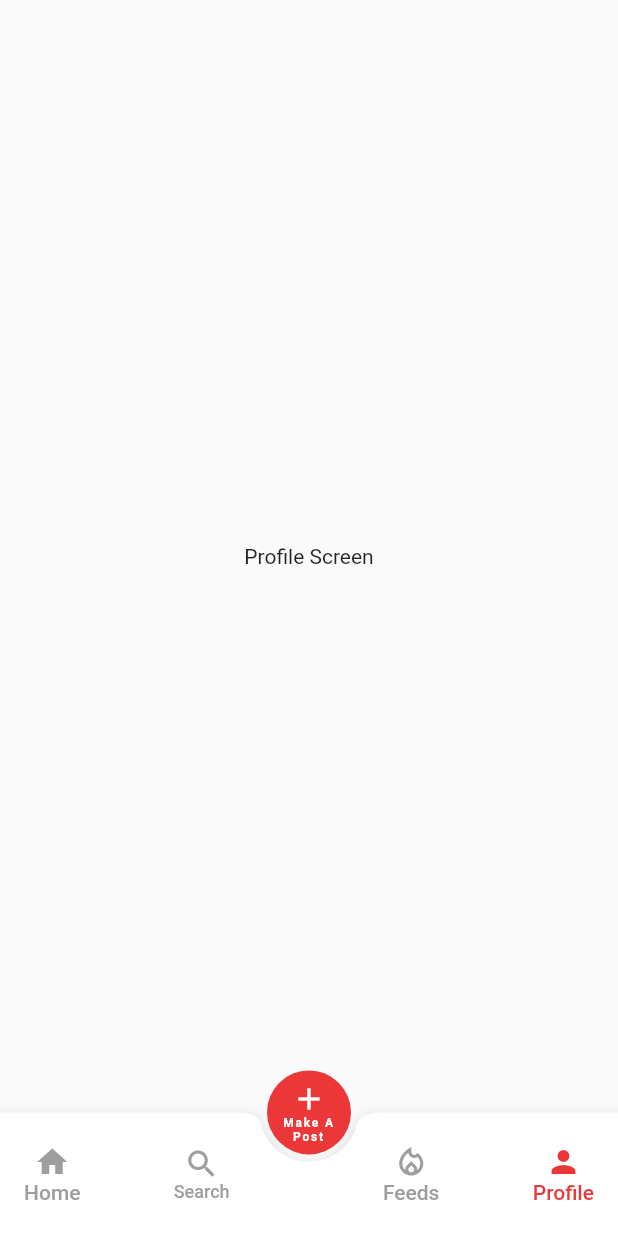
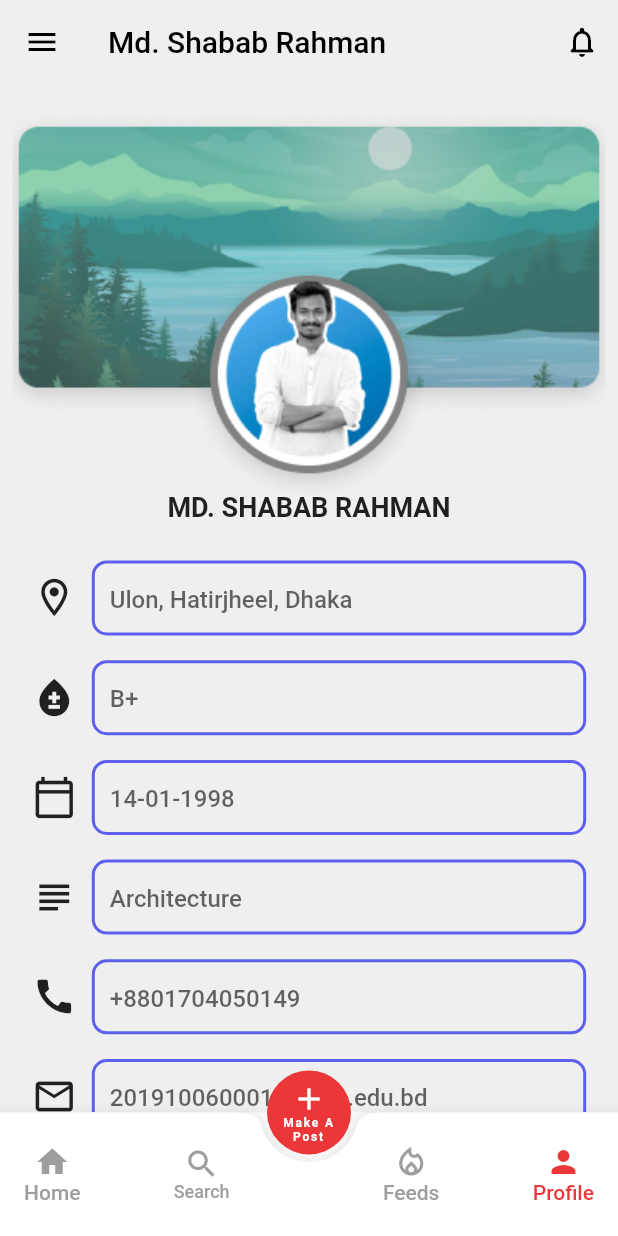
Before and after one commit to mdshadatrahman/seu_blood2, a Flutter app: the CustomBottomNavigationBar screen opened directly, item 4 of the bottom bar chosen, on a phone screen of 412 x 824 dp. Run offline on Flutter 3.47's test engine with Material 2 defaults, Android fonts, the light colour scheme and no system bars; our stand-ins replace flutter_svg.

Commit message:
profile page done

```diff
--- a/lib/pages/bottom_navs/profile.dart
+++ b/lib/pages/bottom_navs/profile.dart
@@ -1,13 +1,153 @@
 import 'package:flutter/material.dart';
+import 'package:seu_blood_2/utils/app_colors.dart';
+import 'package:seu_blood_2/utils/app_strings.dart';
+import 'package:seu_blood_2/utils/asset_manager.dart';
+import 'package:seu_blood_2/widgets/icon_text_form_field.dart';
+import 'package:seu_blood_2/widgets/rounded_button.dart';
 
 class ProfileScreen extends StatelessWidget {
   const ProfileScreen({Key? key}) : super(key: key);
 
   @override
   Widget build(BuildContext context) {
-    return const Scaffold(
-      body: Center(
-        child: Text('Profile Screen'),
+    double height = MediaQuery.of(context).size.height;
+    double width = MediaQuery.of(context).size.width;
+    return Scaffold(
+      backgroundColor: ColorManager.background,
+      appBar: AppBar(
+        backgroundColor: Colors.transparent,
+        elevation: 0,
+        leading: IconButton(
+          icon: const Icon(Icons.menu, color: ColorManager.black),
+          onPressed: () {},
+        ),
+        title: const Text(
+          "Md. Shabab Rahman",
+          style: TextStyle(
+            color: ColorManager.black,
+          ),
+        ),
+        actions: [
+          IconButton(
+            onPressed: () {},
+            icon: const Icon(
+              Icons.notifications_none_rounded,
+              color: ColorManager.black,
+            ),
+          ),
+        ],
+      ),
+      body: SingleChildScrollView(
+        child: Column(
+          children: [
+            SizedBox(height: height * 0.01),
+            Stack(
+              clipBehavior: Clip.none,
+              children: [
+                Padding(
+                  padding: EdgeInsets.symmetric(
+                      horizontal: width * 0.02, vertical: height * 0.01),
+                  child: Container(
+                    height: height * 0.25,
+                    width: width,
+                    decoration: BoxDecoration(
+                      borderRadius: BorderRadius.circular(13),
+                      image: const DecorationImage(
+                        image: AssetImage(AssetManager.coverPhotoPlaceHolder),
+                        fit: BoxFit.cover,
+                      ),
+                    ),
+                  ),
+                ),
+                Positioned(
+                  top: height * 0.13,
+                  left: width * 0.3,
+                  child: Container(
+                    height: width * 0.4,
+                    width: width * 0.4,
+                    decoration: BoxDecoration(
+                      borderRadius: BorderRadius.circular(1000),
+                      image: const DecorationImage(
+                        image: AssetImage(AssetManager.profilePicPlaceholder),
+                        fit: BoxFit.cover,
+                      ),
+                    ),
+                  ),
+                ),
+              ],
+            ),
+
+            SizedBox(height: height * 0.05),
+            //Profile name
+            const Text(
+              "MD. SHABAB RAHMAN",
+              style: TextStyle(
+                fontWeight: FontWeight.w700,
+                fontSize: 18,
+              ),
+            ),
+
+            //Details Section
+            SizedBox(height: height * 0.02),
+            iconTextFormField(
+              width: width,
+              icon: Icons.location_on_outlined,
+              text: "Ulon, Hatirjheel, Dhaka",
+            ),
+            iconTextFormField(
+              width: width,
+              icon: Icons.bloodtype_sharp,
+              text: "B+",
+            ),
+            iconTextFormField(
+              width: width,
+              icon: Icons.calendar_today_outlined,
+              text: "14-01-1998",
+            ),
+            iconTextFormField(
+              width: width,
+              icon: Icons.subject,
+              text: "Architecture",
+            ),
+            iconTextFormField(
+              width: width,
+              icon: Icons.call,
+              text: "+8801704050149",
+            ),
+            iconTextFormField(
+              width: width,
+              icon: Icons.email_outlined,
+              text: "2019100600010@seu.edu.bd",
+            ),
+
+            //Bottom Two Buttons
+            SizedBox(height: height * 0.02),
+            Padding(
+              padding: EdgeInsets.symmetric(horizontal: width * 0.06),
+              child: Row(
+                mainAxisAlignment: MainAxisAlignment.spaceBetween,
+                children: [
+                  buildGestureDetector(
+                    color: ColorManager.primaryColor,
+                    width: width,
+                    height: height,
+                    text: StringManager.bloodRequest,
+                    textColor: ColorManager.white,
+                  ),
+                  buildGestureDetector(
+                    color: ColorManager.blueBorder,
+                    width: width,
+                    height: height,
+                    text: StringManager.donationHistory,
+                    textColor: ColorManager.white,
+                  ),
+                ],
+              ),
+            ),
+
+            SizedBox(height: height * 0.02),
+          ],
+        ),
       ),
     );
   }
--- a/lib/pages/donor/donor_details.dart
+++ b/lib/pages/donor/donor_details.dart
@@ -67,7 +67,6 @@ class DonorDetails extends StatelessWidget {
                 ),
               ),
               const SizedBox(height: 5),
-
             ],
           ),
         ),
--- a/lib/utils/app_colors.dart
+++ b/lib/utils/app_colors.dart
@@ -7,20 +7,22 @@ class ColorManager {
   static const black = Colors.black;
   static const background = Color(0xffEFEFEF);
   static const blueGrey = Color(0xff8E9F9C);
+  static const blueBorder = Color(0xff5D5FEF);
+
 
   static const MaterialColor materialPrimaryColor = MaterialColor(
     0xffEB3738,
-  <int, Color>{
-  50: const Color(0xffce5641 ),//10%
-  100: const Color(0xffb74c3a),//20%
-  200: const Color(0xffa04332),//30%
-  300: const Color(0xff89392b),//40%
-  400: const Color(0xff733024),//50%
-  500: const Color(0xff5c261d),//60%
-  600: const Color(0xff451c16),//70%
-  700: const Color(0xff2e130e),//80%
-  800: const Color(0xff170907),//90%
-  900: const Color(0xff000000),//100%
-  },
+    <int, Color>{
+      50: Color(0xffce5641), //10%
+      100: Color(0xffb74c3a), //20%
+      200: Color(0xffa04332), //30%
+      300: Color(0xff89392b), //40%
+      400: Color(0xff733024), //50%
+      500: Color(0xff5c261d), //60%
+      600: Color(0xff451c16), //70%
+      700: Color(0xff2e130e), //80%
+      800: Color(0xff170907), //90%
+      900: Color(0xff000000), //100%
+    },
   );
 }
--- a/lib/utils/app_strings.dart
+++ b/lib/utils/app_strings.dart
@@ -53,4 +53,6 @@ class StringManager {
   static String location = 'Location';
   static String lastDonationDate = 'Last Donation Date'.toUpperCase();
   static String donorDetails = 'donor details'.toUpperCase();
+  static String bloodRequest = 'Blood Request';
+  static String donationHistory = 'Donation History';
 }
--- a/lib/utils/asset_manager.dart
+++ b/lib/utils/asset_manager.dart
@@ -5,5 +5,8 @@ class AssetManager {
   static const String statusOkIcon = 'assets/svg/ok_status.svg';
 
   static const String defaultProfilePicture = 'assets/images/profile_rep.jpg';
-
+  static const String coverPhotoPlaceHolder =
+      "assets/images/cover_placeholder.png";
+  static const String profilePicPlaceholder =
+      "assets/images/profile_pic_placeholder.png";
 }
--- /dev/null
+++ b/lib/widgets/icon_text_form_field.dart
@@ -0,0 +1,42 @@
+import 'package:flutter/material.dart';
+import 'package:seu_blood_2/utils/app_colors.dart';
+
+Widget iconTextFormField(
+    {required double width, required IconData icon, required String text}) {
+  return Padding(
+    padding: EdgeInsets.symmetric(vertical: width * 0.02),
+    child: Row(
+      mainAxisAlignment: MainAxisAlignment.center,
+      children: [
+        Icon(
+          icon,
+          size: 30,
+        ),
+        const SizedBox(width: 10),
+        Container(
+          height: 50,
+          width: width * 0.8,
+          decoration: BoxDecoration(
+            borderRadius: BorderRadius.circular(10),
+            border: Border.all(
+              color: ColorManager.blueBorder,
+              width: 2,
+            ),
+          ),
+          child: Padding(
+            padding: const EdgeInsets.only(left: 10),
+            child: TextField(
+              readOnly: true,
+              decoration: InputDecoration(
+                border: InputBorder.none,
+                hintText: text,
+                hintStyle:
+                    const TextStyle(fontWeight: FontWeight.w500, fontSize: 16),
+              ),
+            ),
+          ),
+        ),
+      ],
+    ),
+  );
+}
--- /dev/null
+++ b/lib/widgets/rounded_button.dart
@@ -0,0 +1,33 @@
+import 'package:flutter/material.dart';
+
+GestureDetector buildGestureDetector({
+  required double height,
+  required double width,
+  required Color color,
+  required Color textColor,
+  required String text,
+  VoidCallback? onTap,
+}) {
+  return GestureDetector(
+    onTap: onTap,
+    child: Container(
+      height: height * 0.07,
+      width: width * 0.25,
+      decoration: BoxDecoration(
+        borderRadius: BorderRadius.circular(10),
+        color: color,
+      ),
+      child: Center(
+        child: Text(
+          text,
+          textAlign: TextAlign.center,
+          style: TextStyle(
+            color: textColor,
+            fontSize: 16,
+            fontWeight: FontWeight.w500,
+          ),
+        ),
+      ),
+    ),
+  );
+}
```
Also changed, not shown: assets/images/cover_placeholder.png (added), assets/images/profile_pic_placeholder.png (added).
